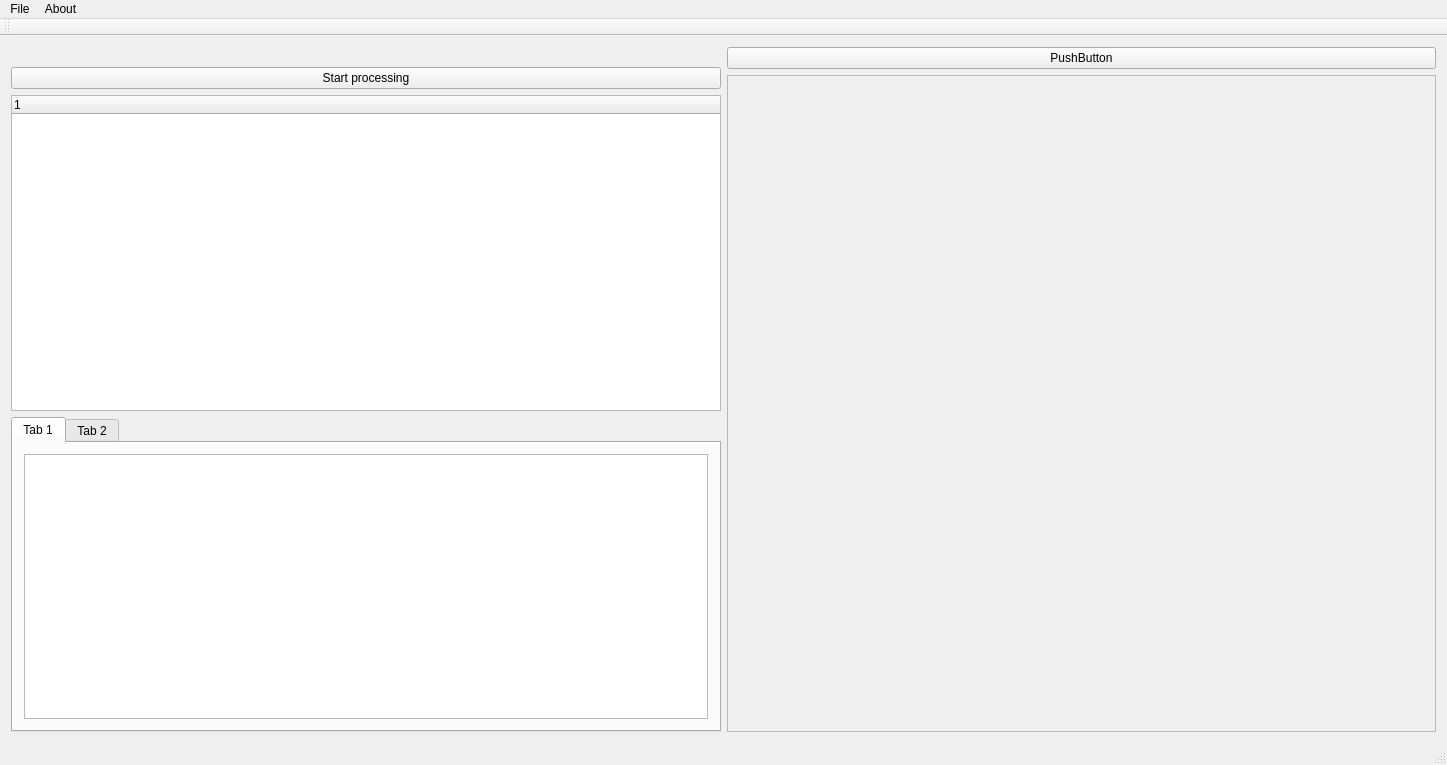
The window that mainwindow.ui (enricod/qview) describes before a commit, drawn with Qt 5.
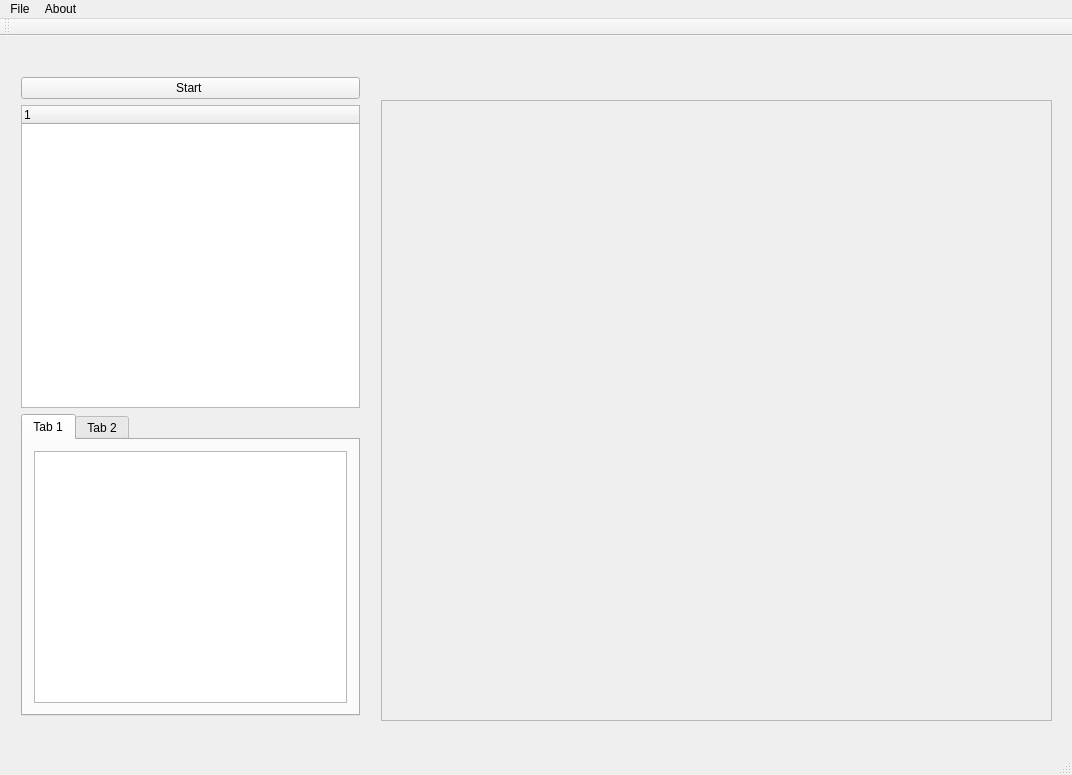
The same window after the commit.

Commit message: migliorie layout

```diff
--- a/mainwindow.ui
+++ b/mainwindow.ui
@@ -6,8 +6,8 @@
    <rect>
     <x>0</x>
     <y>0</y>
-    <width>1447</width>
-    <height>765</height>
+    <width>1072</width>
+    <height>775</height>
    </rect>
   </property>
   <property name="windowTitle">
@@ -20,15 +20,20 @@
      <verstretch>0</verstretch>
     </sizepolicy>
    </property>
-   <layout class="QGridLayout" name="gridLayout">
-    <item row="0" column="0">
-     <layout class="QHBoxLayout" name="horizontalLayout">
+   <widget class="QWidget" name="">
+    <property name="geometry">
+     <rect>
+      <x>10</x>
+      <y>10</y>
+      <width>361</width>
+      <height>681</height>
+     </rect>
+    </property>
+    <layout class="QVBoxLayout" name="verticalLayout_left">
       <property name="sizeConstraint">
        <enum>QLayout::SetDefaultConstraint</enum>
       </property>
       <item>
-       <layout class="QVBoxLayout" name="verticalLayout_left">
-        <item>
          <widget class="QLabel" name="currentDirLabel">
           <property name="text">
            <string/>
@@ -37,8 +42,14 @@
         </item>
         <item>
          <widget class="QPushButton" name="startProcessingBtn">
+       <property name="sizePolicy">
+        <sizepolicy hsizetype="Expanding" vsizetype="Fixed">
+         <horstretch>0</horstretch>
+         <verstretch>0</verstretch>
+        </sizepolicy>
+       </property>
           <property name="text">
-           <string>Start processing</string>
+        <string>Start </string>
           </property>
          </widget>
         </item>
@@ -74,22 +85,16 @@
          </widget>
         </item>
        </layout>
-      </item>
-      <item>
-       <layout class="QVBoxLayout" name="verticalLayout_right">
-        <item>
-         <layout class="QHBoxLayout" name="horizontalLayout_3">
-          <item>
-           <widget class="QPushButton" name="pushButton">
-            <property name="text">
-             <string>PushButton</string>
-            </property>
-           </widget>
-          </item>
-         </layout>
-        </item>
-        <item>
+   </widget>
          <widget class="QScrollArea" name="scrollArea">
+    <property name="geometry">
+     <rect>
+      <x>381</x>
+      <y>64</y>
+      <width>671</width>
+      <height>621</height>
+     </rect>
+    </property>
           <property name="widgetResizable">
            <bool>true</bool>
           </property>
@@ -98,13 +103,19 @@
             <rect>
              <x>0</x>
              <y>0</y>
-             <width>706</width>
-             <height>647</height>
-            </rect>
-           </property>
-           <layout class="QGridLayout" name="gridLayout_2">
-            <item row="0" column="0">
+       <width>669</width>
+       <height>619</height>
+      </rect>
+     </property>
              <widget class="QLabel" name="mainImageLabel">
+      <property name="geometry">
+       <rect>
+        <x>9</x>
+        <y>9</y>
+        <width>1101</width>
+        <height>611</height>
+       </rect>
+      </property>
               <property name="sizePolicy">
                <sizepolicy hsizetype="Maximum" vsizetype="Maximum">
                 <horstretch>0</horstretch>
@@ -115,23 +126,15 @@
                <string/>
               </property>
              </widget>
-            </item>
-           </layout>
-          </widget>
-         </widget>
-        </item>
-       </layout>
-      </item>
-     </layout>
-    </item>
-   </layout>
+    </widget>
+   </widget>
   </widget>
   <widget class="QMenuBar" name="menuBar">
    <property name="geometry">
     <rect>
      <x>0</x>
      <y>0</y>
-     <width>1447</width>
+     <width>1072</width>
      <height>22</height>
     </rect>
    </property>
```
Lines whose indentation alone changed are shown as unchanged. The commit also changes 2 other files.
